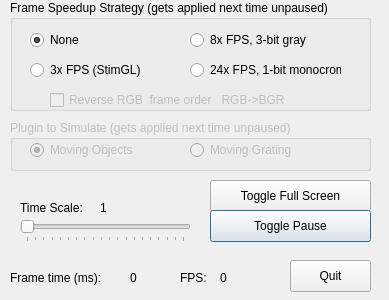
cculianu/Test_TiDLP4500, file dialog.ui: the form before one commit.
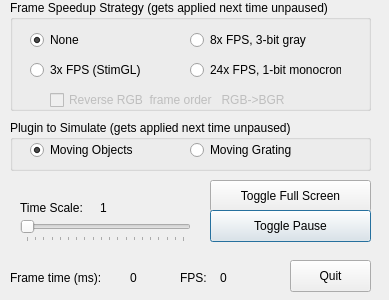
The form after the commit.

```diff
--- a/dialog.ui
+++ b/dialog.ui
@@ -217,7 +217,7 @@
   </widget>
   <widget class="QGroupBox" name="groupBox_2">
    <property name="enabled">
-    <bool>false</bool>
+    <bool>true</bool>
    </property>
    <property name="geometry">
     <rect>
```
